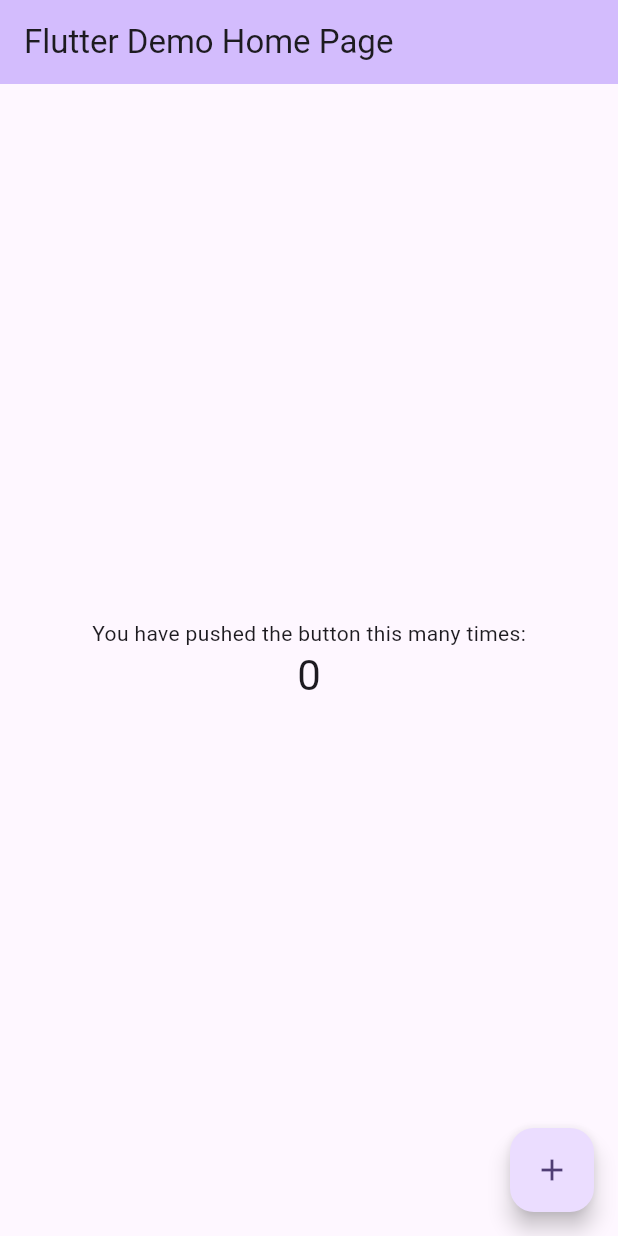
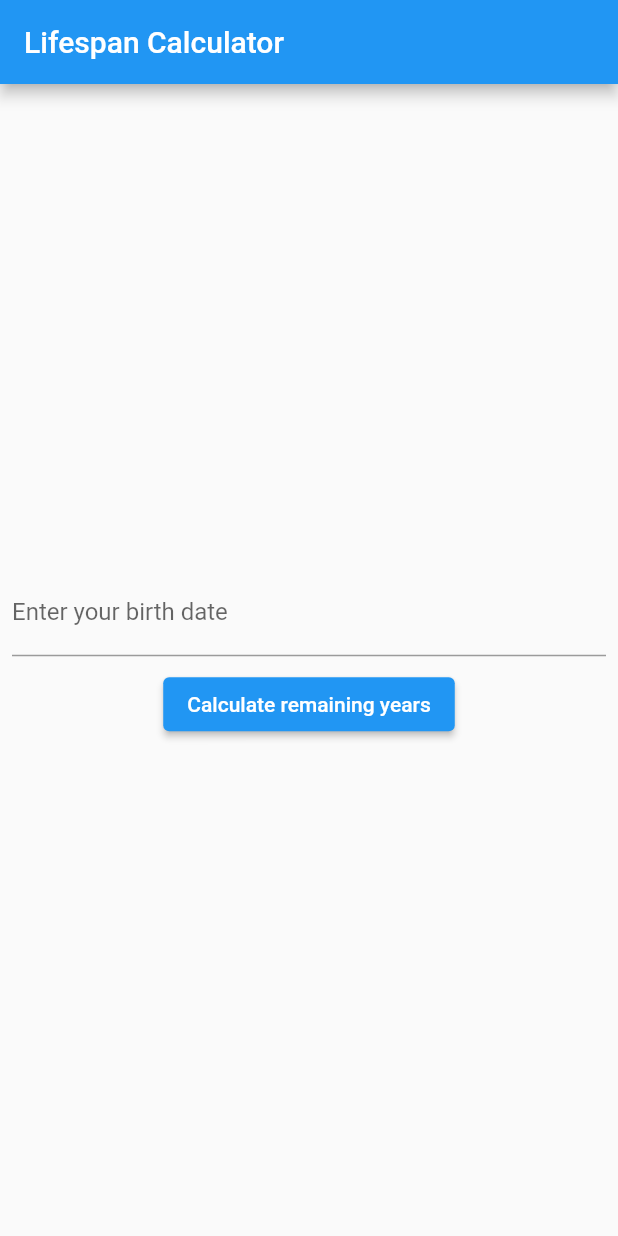
Before and after one commit to ishii-kanade/lifespan_calculator, a Flutter app: the screen it shows after launch, on a phone screen of 412 x 824 dp. Run offline on Flutter 3.47's test engine with Material 2 defaults, Android fonts, the phone set to English and light mode, and no system bars.

Commit message:
とりあえず80歳まで生きる場合の残り寿命年数を表示するように

```diff
--- a/lib/main.dart
+++ b/lib/main.dart
@@ -1,125 +1,69 @@
 import 'package:flutter/material.dart';
+import 'package:intl/intl.dart';
 
 void main() {
-  runApp(const MyApp());
+  runApp(AgeCalculator());
 }
 
-class MyApp extends StatelessWidget {
-  const MyApp({super.key});
-
-  // This widget is the root of your application.
+class AgeCalculator extends StatelessWidget {
   @override
   Widget build(BuildContext context) {
     return MaterialApp(
-      title: 'Flutter Demo',
-      theme: ThemeData(
-        // This is the theme of your application.
-        //
-        // TRY THIS: Try running your application with "flutter run". You'll see
-        // the application has a blue toolbar. Then, without quitting the app,
-        // try changing the seedColor in the colorScheme below to Colors.green
-        // and then invoke "hot reload" (save your changes or press the "hot
-        // reload" button in a Flutter-supported IDE, or press "r" if you used
-        // the command line to start the app).
-        //
-        // Notice that the counter didn't reset back to zero; the application
-        // state is not lost during the reload. To reset the state, use hot
-        // restart instead.
-        //
-        // This works for code too, not just values: Most code changes can be
-        // tested with just a hot reload.
-        colorScheme: ColorScheme.fromSeed(seedColor: Colors.deepPurple),
-        useMaterial3: true,
-      ),
-      home: const MyHomePage(title: 'Flutter Demo Home Page'),
+      home: AgeInput(),
     );
   }
 }
 
-class MyHomePage extends StatefulWidget {
-  const MyHomePage({super.key, required this.title});
-
-  // This widget is the home page of your application. It is stateful, meaning
-  // that it has a State object (defined below) that contains fields that affect
-  // how it looks.
-
-  // This class is the configuration for the state. It holds the values (in this
-  // case the title) provided by the parent (in this case the App widget) and
-  // used by the build method of the State. Fields in a Widget subclass are
-  // always marked "final".
-
-  final String title;
-
+class AgeInput extends StatefulWidget {
   @override
-  State<MyHomePage> createState() => _MyHomePageState();
+  _AgeInputState createState() => _AgeInputState();
 }
 
-class _MyHomePageState extends State<MyHomePage> {
-  int _counter = 0;
+class _AgeInputState extends State<AgeInput> {
+  final TextEditingController _controller = TextEditingController();
+  final DateFormat formatter = DateFormat('yyyy-MM-dd');
+  String _message = '';
 
-  void _incrementCounter() {
+  void calculateAge() {
+    final birthDate = DateTime.parse(_controller.text);
+    final currentDate = DateTime.now();
+    int years = currentDate.year - birthDate.year;
+    if (birthDate.month > currentDate.month ||
+        (birthDate.month == currentDate.month && birthDate.day > currentDate.day)) {
+      years--;
+    }
+    final remainingYears = 80 - years; // Assume average lifespan is 80 years
     setState(() {
-      // This call to setState tells the Flutter framework that something has
-      // changed in this State, which causes it to rerun the build method below
-      // so that the display can reflect the updated values. If we changed
-      // _counter without calling setState(), then the build method would not be
-      // called again, and so nothing would appear to happen.
-      _counter++;
+      _message = 'You have approximately $remainingYears years left.';
     });
   }
 
   @override
   Widget build(BuildContext context) {
-    // This method is rerun every time setState is called, for instance as done
-    // by the _incrementCounter method above.
-    //
-    // The Flutter framework has been optimized to make rerunning build methods
-    // fast, so that you can just rebuild anything that needs updating rather
-    // than having to individually change instances of widgets.
     return Scaffold(
       appBar: AppBar(
-        // TRY THIS: Try changing the color here to a specific color (to
-        // Colors.amber, perhaps?) and trigger a hot reload to see the AppBar
-        // change color while the other colors stay the same.
-        backgroundColor: Theme.of(context).colorScheme.inversePrimary,
-        // Here we take the value from the MyHomePage object that was created by
-        // the App.build method, and use it to set our appbar title.
-        title: Text(widget.title),
+        title: Text('Lifespan Calculator'),
       ),
-      body: Center(
-        // Center is a layout widget. It takes a single child and positions it
-        // in the middle of the parent.
-        child: Column(
-          // Column is also a layout widget. It takes a list of children and
-          // arranges them vertically. By default, it sizes itself to fit its
-          // children horizontally, and tries to be as tall as its parent.
-          //
-          // Column has various properties to control how it sizes itself and
-          // how it positions its children. Here we use mainAxisAlignment to
-          // center the children vertically; the main axis here is the vertical
-          // axis because Columns are vertical (the cross axis would be
-          // horizontal).
-          //
-          // TRY THIS: Invoke "debug painting" (choose the "Toggle Debug Paint"
-          // action in the IDE, or press "p" in the console), to see the
-          // wireframe for each widget.
-          mainAxisAlignment: MainAxisAlignment.center,
-          children: <Widget>[
-            const Text(
-              'You have pushed the button this many times:',
+      body: Column(
+        mainAxisAlignment: MainAxisAlignment.center,
+        children: <Widget>[
+          Padding(
+            padding: const EdgeInsets.all(8.0),
+            child: TextField(
+              controller: _controller,
+              decoration: InputDecoration(
+                labelText: 'Enter your birth date',
+                hintText: 'yyyy-MM-dd',
+              ),
             ),
-            Text(
-              '$_counter',
-              style: Theme.of(context).textTheme.headlineMedium,
-            ),
-          ],
-        ),
+          ),
+          ElevatedButton(
+            onPressed: calculateAge,
+            child: Text('Calculate remaining years'),
+          ),
+          Text(_message),
+        ],
       ),
-      floatingActionButton: FloatingActionButton(
-        onPressed: _incrementCounter,
-        tooltip: 'Increment',
-        child: const Icon(Icons.add),
-      ), // This trailing comma makes auto-formatting nicer for build methods.
     );
   }
 }
--- a/pubspec.yaml
+++ b/pubspec.yaml
@@ -35,6 +35,7 @@ dependencies:
   # The following adds the Cupertino Icons font to your application.
   # Use with the CupertinoIcons class for iOS style icons.
   cupertino_icons: ^1.0.2
+  intl: ^0.17.0
 
 dev_dependencies:
   flutter_test:
```
Also changed, not shown: pubspec.lock.
